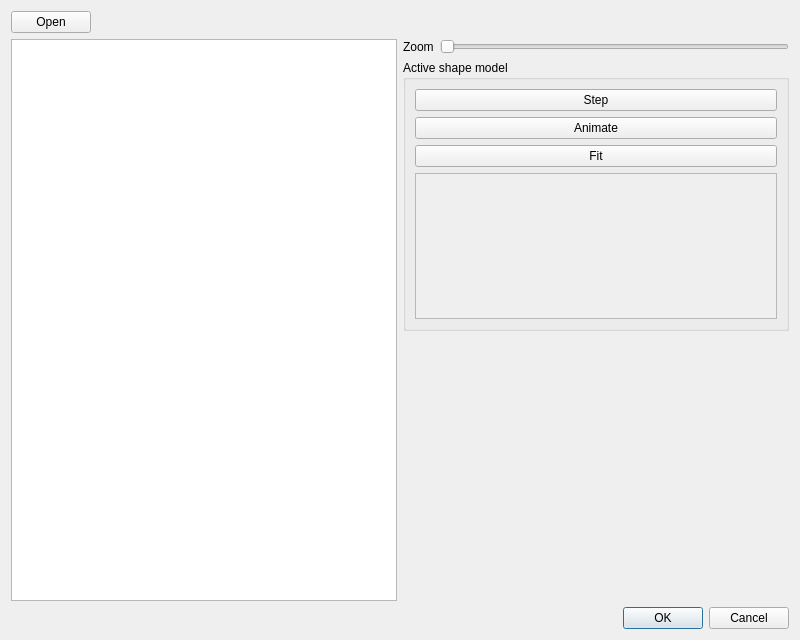
BetaRavener/TeethCV, file gui/qt/fitterdialog.ui: the form before one commit.
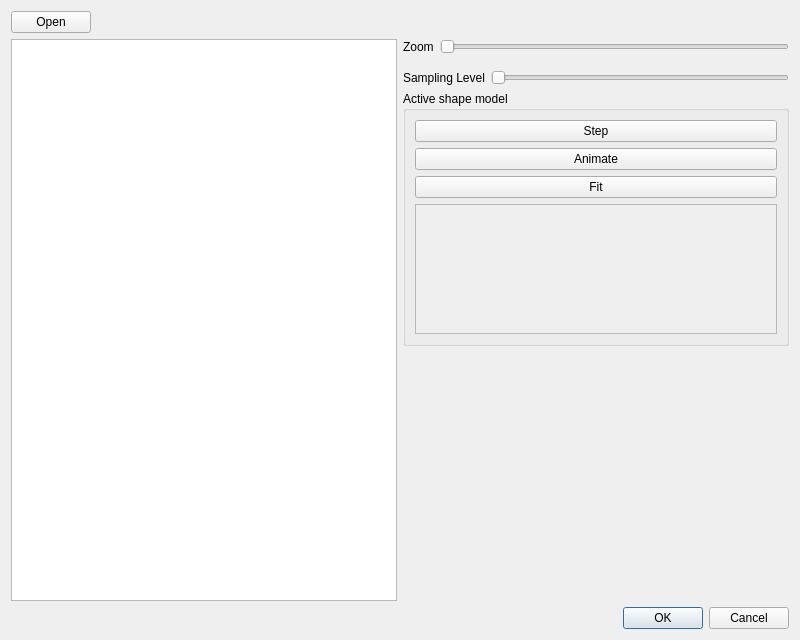
The form after the commit.

The edit to the form file:
```diff
--- a/gui/qt/fitterdialog.ui
+++ b/gui/qt/fitterdialog.ui
@@ -72,6 +72,27 @@
          </item>
         </layout>
        </item>
+       <item>
+        <layout class="QHBoxLayout" name="horizontalLayout_3">
+         <property name="topMargin">
+          <number>10</number>
+         </property>
+         <item>
+          <widget class="QLabel" name="label_2">
+           <property name="text">
+            <string>Sampling Level</string>
+           </property>
+          </widget>
+         </item>
+         <item>
+          <widget class="QSlider" name="levelSlider">
+           <property name="orientation">
+            <enum>Qt::Horizontal</enum>
+           </property>
+          </widget>
+         </item>
+        </layout>
+       </item>
        <item>
         <widget class="QGroupBox" name="groupBox">
          <property name="minimumSize">
@@ -116,7 +137,7 @@
                <x>0</x>
                <y>0</y>
                <width>363</width>
-               <height>139</height>
+               <height>120</height>
               </rect>
              </property>
              <layout class="QVBoxLayout" name="verticalLayout_4"/>
```
